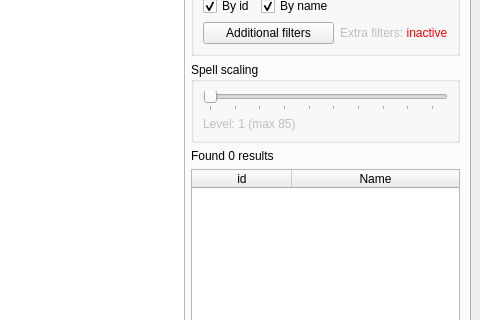
sanctum32/QWoWSpellWork, file src/Forms/mainwindow.ui: the form before one commit; both pictures show x 635 to 1115 and y 124 to 444 of the 1115 by 839 pixel window.
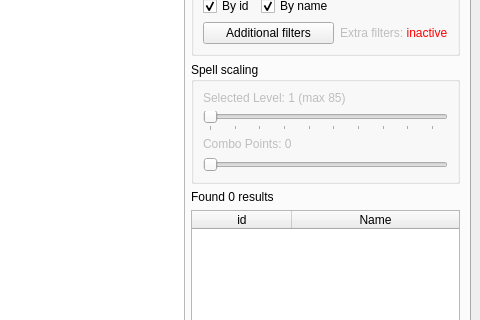
The form after the commit.

```diff
--- a/src/Forms/mainwindow.ui
+++ b/src/Forms/mainwindow.ui
@@ -231,6 +231,22 @@
              <string>Spell scaling</string>
             </property>
             <layout class="QVBoxLayout" name="verticalLayout">
+             <item>
+              <widget class="QLabel" name="levelScalingText">
+               <property name="enabled">
+                <bool>false</bool>
+               </property>
+               <property name="sizePolicy">
+                <sizepolicy hsizetype="Fixed" vsizetype="Preferred">
+                 <horstretch>0</horstretch>
+                 <verstretch>0</verstretch>
+                </sizepolicy>
+               </property>
+               <property name="text">
+                <string>&lt;html&gt;&lt;head/&gt;&lt;body&gt;&lt;p&gt;Selected Level: 1 (max 85)&lt;/p&gt;&lt;/body&gt;&lt;/html&gt;</string>
+               </property>
+              </widget>
+             </item>
              <item>
               <widget class="QSlider" name="levelScalingSlider">
                <property name="enabled">
@@ -275,18 +291,28 @@
               </widget>
              </item>
              <item>
-              <widget class="QLabel" name="levelScalingText">
+              <widget class="QLabel" name="comboScalingText">
                <property name="enabled">
                 <bool>false</bool>
                </property>
+               <property name="text">
+                <string>Combo Points: 0</string>
+               </property>
+              </widget>
+             </item>
+             <item>
+              <widget class="QSlider" name="comboPointsSlider">
                <property name="sizePolicy">
-                <sizepolicy hsizetype="Fixed" vsizetype="Preferred">
+                <sizepolicy hsizetype="Preferred" vsizetype="Fixed">
                  <horstretch>0</horstretch>
                  <verstretch>0</verstretch>
                 </sizepolicy>
                </property>
-               <property name="text">
-                <string>Level: 1 (max 85)</string>
+               <property name="maximum">
+                <number>5</number>
+               </property>
+               <property name="orientation">
+                <enum>Qt::Orientation::Horizontal</enum>
                </property>
               </widget>
              </item>
```
Left out of the diff: 24 changed lines with no effect on the pictures.
